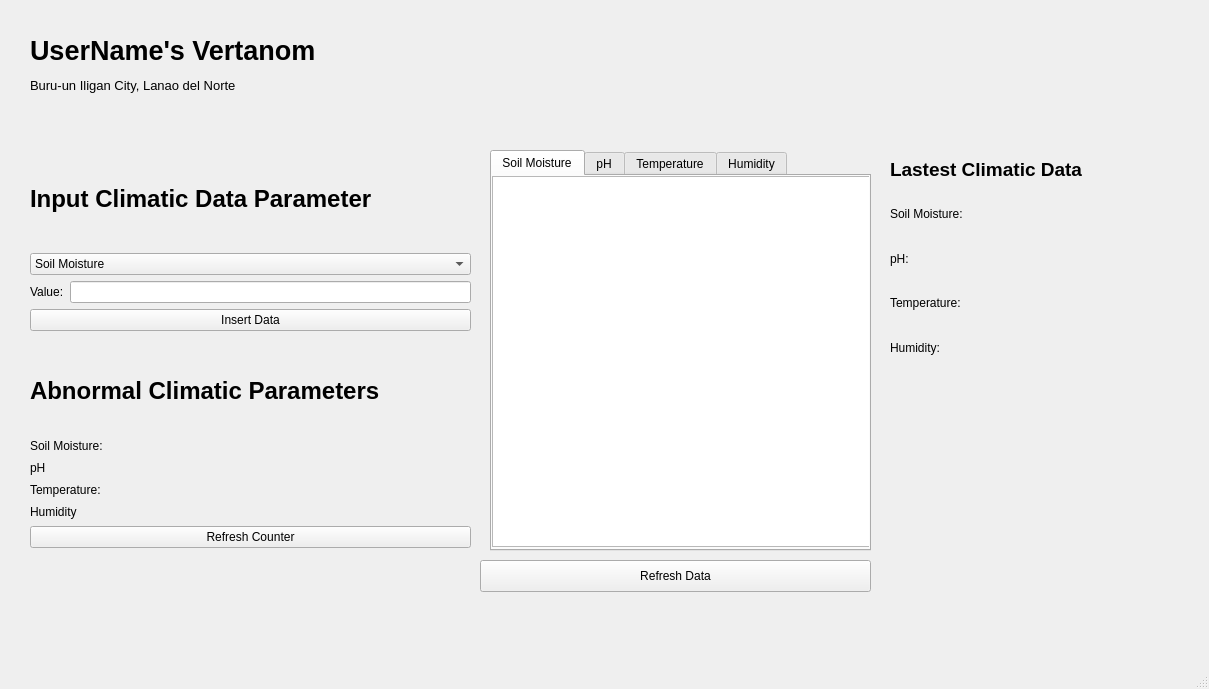
Before: the Qt Designer form mainpage.ui in ShaniceReih/Vertanom-final, drawn with Qt 5.
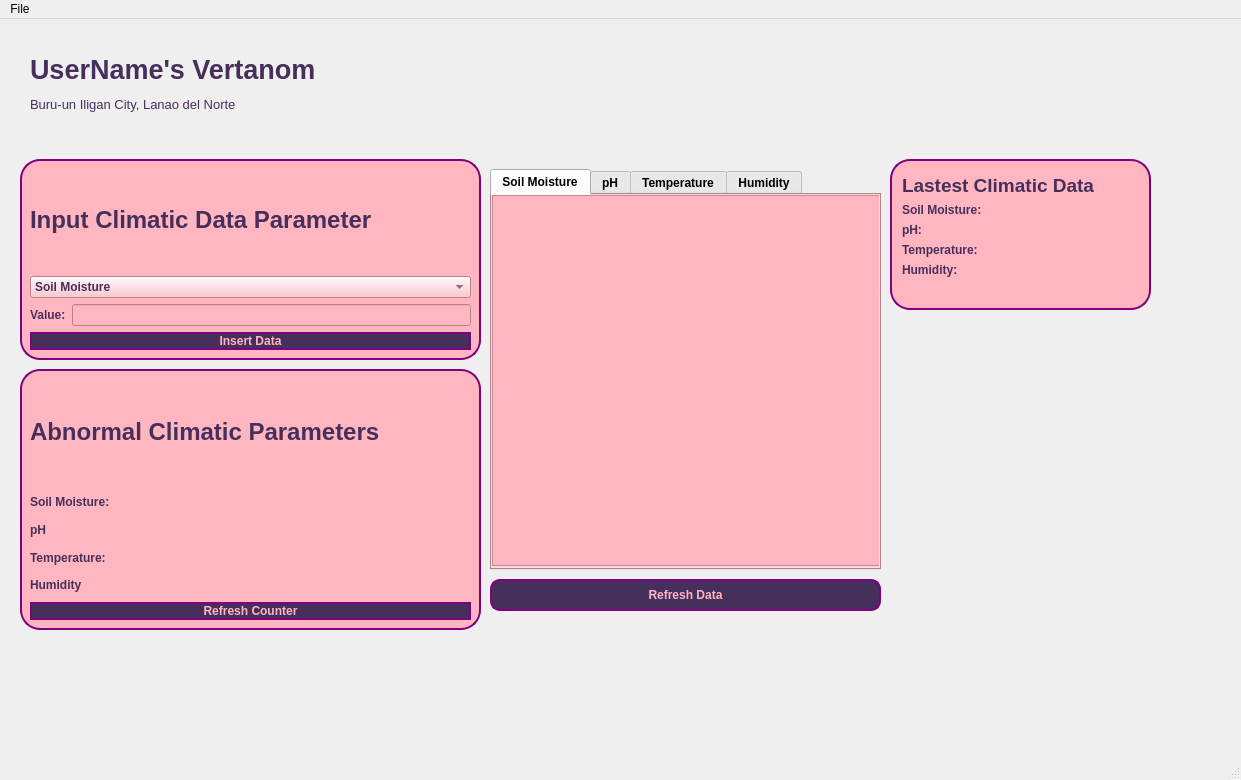
After: the same form once the commit is applied. The open tabs and pages were chosen to show the change.

Commit message: Abnormal Value Counter Added

Patch:
```diff
--- a/mainpage.ui
+++ b/mainpage.ui
@@ -6,8 +6,8 @@
    <rect>
     <x>0</x>
     <y>0</y>
-    <width>1209</width>
-    <height>689</height>
+    <width>1241</width>
+    <height>780</height>
    </rect>
   </property>
   <property name="windowTitle">
@@ -15,7 +15,7 @@
   </property>
   <property name="styleSheet">
    <string notr="true">MainPage{
-background-color: #013120;
+background-color: #AA91A9;
 }</string>
   </property>
   <widget class="QWidget" name="centralwidget">
@@ -34,6 +34,11 @@
       <bold>true</bold>
      </font>
     </property>
+    <property name="styleSheet">
+     <string notr="true">QLabel{
+color: #472F5B;
+}</string>
+    </property>
     <property name="text">
      <string>UserName's Vertanom</string>
     </property>
@@ -52,6 +57,11 @@
       <pointsize>10</pointsize>
      </font>
     </property>
+    <property name="styleSheet">
+     <string notr="true">QLabel{
+color: #472F5B;
+}</string>
+    </property>
     <property name="text">
      <string>Buru-un Iligan City, Lanao del Norte</string>
     </property>
@@ -61,10 +71,19 @@
      <rect>
       <x>490</x>
       <y>150</y>
-      <width>381</width>
+      <width>391</width>
       <height>401</height>
      </rect>
     </property>
+    <property name="styleSheet">
+     <string notr="true">QTabWidget{
+background-color: #FFB6C1;
+font-weight: bold;
+ border: 2px solid rgb(37, 39,48);
+   border-radius: 10px;
+   border-color: #800080;
+}</string>
+    </property>
     <property name="currentIndex">
      <number>3</number>
     </property>
@@ -77,10 +96,17 @@
        <rect>
         <x>0</x>
         <y>0</y>
-        <width>381</width>
+        <width>391</width>
         <height>371</height>
        </rect>
       </property>
+      <property name="styleSheet">
+       <string notr="true">QTableView{
+background-color: #FFB6C1;
+color: #472F5B;
+font-weight:bold;
+}</string>
+      </property>
      </widget>
     </widget>
     <widget class="QWidget" name="phTab">
@@ -126,216 +152,61 @@
         <height>371</height>
        </rect>
       </property>
-     </widget>
-    </widget>
-   </widget>
-   <widget class="QWidget" name="layoutWidget">
-    <property name="geometry">
-     <rect>
-      <x>30</x>
-      <y>150</y>
-      <width>441</width>
-      <height>181</height>
-     </rect>
-    </property>
-    <layout class="QVBoxLayout" name="verticalLayout_3">
-     <item>
-      <layout class="QVBoxLayout" name="verticalLayout_2">
-       <item>
-        <layout class="QVBoxLayout" name="verticalLayout">
-         <item>
-          <widget class="QLabel" name="label_3">
-           <property name="font">
-            <font>
-             <pointsize>18</pointsize>
-             <bold>true</bold>
-            </font>
-           </property>
-           <property name="text">
-            <string>Input Climatic Data Parameter</string>
-           </property>
-          </widget>
-         </item>
-         <item>
-          <widget class="QComboBox" name="comboBox">
            <property name="styleSheet">
-            <string notr="true"/>
-           </property>
-           <item>
-            <property name="text">
-             <string>Soil Moisture</string>
-            </property>
-           </item>
-           <item>
-            <property name="text">
-             <string>pH</string>
-            </property>
-           </item>
-           <item>
-            <property name="text">
-             <string>Temperature</string>
-            </property>
-           </item>
-           <item>
-            <property name="text">
-             <string>Humidity</string>
-            </property>
-           </item>
-          </widget>
-         </item>
-        </layout>
-       </item>
-       <item>
-        <layout class="QHBoxLayout" name="horizontalLayout">
-         <item>
-          <widget class="QLabel" name="label_4">
-           <property name="text">
-            <string>Value:</string>
-           </property>
-          </widget>
-         </item>
-         <item>
-          <widget class="QLineEdit" name="sensorValue"/>
-         </item>
-        </layout>
-       </item>
-      </layout>
-     </item>
-     <item>
-      <widget class="QPushButton" name="pushButton">
-       <property name="text">
-        <string>Insert Data</string>
-       </property>
-      </widget>
-     </item>
-    </layout>
-   </widget>
-   <widget class="QWidget" name="layoutWidget">
+       <string notr="true">QTableView{
+background-color: #FFB6C1;
+color: #472F5B;
+font-weight:bold;
+}</string>
+      </property>
+     </widget>
+    </widget>
+   </widget>
+   <widget class="QPushButton" name="reshData">
     <property name="geometry">
      <rect>
-      <x>30</x>
-      <y>350</y>
-      <width>441</width>
-      <height>198</height>
+      <x>490</x>
+      <y>560</y>
+      <width>391</width>
+      <height>32</height>
      </rect>
     </property>
-    <layout class="QVBoxLayout" name="verticalLayout_6">
-     <item>
-      <layout class="QVBoxLayout" name="verticalLayout_5">
-       <item>
-        <widget class="QLabel" name="label_5">
-         <property name="font">
-          <font>
-           <pointsize>18</pointsize>
-           <bold>true</bold>
-          </font>
+    <property name="styleSheet">
+     <string notr="true">QPushButton{
+color: #FFB6C1;
+background-color: #472F5B;
+font-weight: bold;
+ border: 2px solid rgb(37, 39,48);
+   border-radius: 10px;
+   border-color: #800080;
+}</string>
          </property>
          <property name="text">
-          <string>Abnormal Climatic Parameters</string>
-         </property>
-        </widget>
-       </item>
-       <item>
-        <layout class="QVBoxLayout" name="verticalLayout_4">
-         <item>
-          <layout class="QHBoxLayout" name="horizontalLayout_2">
-           <item>
-            <widget class="QLabel" name="label_6">
-             <property name="text">
-              <string>Soil Moisture:</string>
-             </property>
-            </widget>
-           </item>
-           <item>
-            <widget class="QLabel" name="label_7">
-             <property name="text">
-              <string>&lt;value&gt;</string>
-             </property>
-            </widget>
-           </item>
-          </layout>
-         </item>
-         <item>
-          <layout class="QHBoxLayout" name="horizontalLayout_3">
-           <item>
-            <widget class="QLabel" name="label_8">
-             <property name="text">
-              <string>pH</string>
-             </property>
-            </widget>
-           </item>
-           <item>
-            <widget class="QLabel" name="label_9">
-             <property name="text">
-              <string>&lt;value&gt;</string>
-             </property>
-            </widget>
-           </item>
-          </layout>
-         </item>
-         <item>
-          <layout class="QHBoxLayout" name="horizontalLayout_4">
-           <item>
-            <widget class="QLabel" name="label_10">
-             <property name="text">
-              <string>Temperature:</string>
-             </property>
-            </widget>
-           </item>
-           <item>
-            <widget class="QLabel" name="label_11">
-             <property name="text">
-              <string>&lt;value&gt;</string>
-             </property>
-            </widget>
-           </item>
-          </layout>
-         </item>
-         <item>
-          <layout class="QHBoxLayout" name="horizontalLayout_5">
-           <item>
-            <widget class="QLabel" name="label_12">
-             <property name="text">
-              <string>Humidity</string>
-             </property>
-            </widget>
-           </item>
-           <item>
-            <widget class="QLabel" name="label_13">
-             <property name="text">
-              <string>&lt;value&gt;</string>
-             </property>
-            </widget>
-           </item>
-          </layout>
-         </item>
-        </layout>
-       </item>
-      </layout>
-     </item>
-     <item>
-      <widget class="QPushButton" name="pushButton_2">
-       <property name="text">
-        <string>Refresh Counter</string>
-       </property>
-      </widget>
-     </item>
-    </layout>
-   </widget>
-   <widget class="QWidget" name="layoutWidget">
+     <string>Refresh Data</string>
+    </property>
+   </widget>
+   <widget class="QGroupBox" name="groupBox">
     <property name="geometry">
      <rect>
       <x>890</x>
-      <y>150</y>
-      <width>301</width>
-      <height>217</height>
+      <y>140</y>
+      <width>261</width>
+      <height>151</height>
      </rect>
     </property>
-    <property name="font">
-     <font>
-      <pointsize>9</pointsize>
-     </font>
+    <property name="styleSheet">
+     <string notr="true">QGroupBox{
+background-color: #FFB6C1;
+ border: 2px solid rgb(37, 39,48);
+   border-radius: 20px;
+   border-color: #800080;
+}</string>
     </property>
+    <property name="title">
+     <string/>
+    </property>
+    <layout class="QFormLayout" name="formLayout">
+     <item row="0" column="0">
     <layout class="QVBoxLayout" name="verticalLayout_7">
      <item>
       <widget class="QLabel" name="label_14">
@@ -345,6 +216,11 @@
          <bold>true</bold>
         </font>
        </property>
+         <property name="styleSheet">
+          <string notr="true">QLabel{
+color: #472F5B;
+}</string>
+         </property>
        <property name="text">
         <string>Lastest Climatic Data</string>
        </property>
@@ -357,9 +233,15 @@
          <property name="font">
           <font>
            <pointsize>9</pointsize>
-           <bold>false</bold>
-          </font>
-         </property>
+             <bold>true</bold>
+            </font>
+           </property>
+           <property name="styleSheet">
+            <string notr="true">QLabel{
+color: #472F5B;
+font-weight: bold;
+}</string>
+           </property>
          <property name="text">
           <string>Soil Moisture:</string>
          </property>
@@ -370,9 +252,15 @@
          <property name="font">
           <font>
            <pointsize>9</pointsize>
-           <bold>false</bold>
-          </font>
-         </property>
+             <bold>true</bold>
+            </font>
+           </property>
+           <property name="styleSheet">
+            <string notr="true">QLabel{
+color: #472F5B;
+font-weight: bold;
+}</string>
+           </property>
          <property name="text">
           <string>&lt;value&gt;</string>
          </property>
@@ -387,9 +275,15 @@
          <property name="font">
           <font>
            <pointsize>9</pointsize>
-           <bold>false</bold>
-          </font>
-         </property>
+             <bold>true</bold>
+            </font>
+           </property>
+           <property name="styleSheet">
+            <string notr="true">QLabel{
+color: #472F5B;
+font-weight: bold;
+}</string>
+           </property>
          <property name="text">
           <string>pH:</string>
          </property>
@@ -400,9 +294,15 @@
          <property name="font">
           <font>
            <pointsize>9</pointsize>
-           <bold>false</bold>
-          </font>
-         </property>
+             <bold>true</bold>
+            </font>
+           </property>
+           <property name="styleSheet">
+            <string notr="true">QLabel{
+color: #472F5B;
+font-weight: bold;
+}</string>
+           </property>
          <property name="text">
           <string>&lt;value&gt;</string>
          </property>
@@ -417,9 +317,15 @@
          <property name="font">
           <font>
            <pointsize>9</pointsize>
-           <bold>false</bold>
-          </font>
-         </property>
+             <bold>true</bold>
+            </font>
+           </property>
+           <property name="styleSheet">
+            <string notr="true">QLabel{
+color: #472F5B;
+font-weight: bold;
+}</string>
+           </property>
          <property name="text">
           <string>Temperature:</string>
          </property>
@@ -430,9 +336,15 @@
          <property name="font">
           <font>
            <pointsize>9</pointsize>
-           <bold>false</bold>
-          </font>
-         </property>
+             <bold>true</bold>
+            </font>
+           </property>
+           <property name="styleSheet">
+            <string notr="true">QLabel{
+color: #472F5B;
+font-weight: bold;
+}</string>
+           </property>
          <property name="text">
           <string>&lt;value&gt;</string>
          </property>
@@ -447,9 +359,15 @@
          <property name="font">
           <font>
            <pointsize>9</pointsize>
-           <bold>false</bold>
-          </font>
-         </property>
+             <bold>true</bold>
+            </font>
+           </property>
+           <property name="styleSheet">
+            <string notr="true">QLabel{
+color: #472F5B;
+font-weight: bold;
+}</string>
+           </property>
          <property name="text">
           <string>Humidity:</string>
          </property>
@@ -460,9 +378,15 @@
          <property name="font">
           <font>
            <pointsize>9</pointsize>
-           <bold>false</bold>
-          </font>
-         </property>
+             <bold>true</bold>
+            </font>
+           </property>
+           <property name="styleSheet">
+            <string notr="true">QLabel{
+color: #472F5B;
+font-weight: bold;
+}</string>
+           </property>
          <property name="text">
           <string>&lt;value&gt;</string>
          </property>
@@ -471,19 +395,340 @@
       </layout>
      </item>
     </layout>
+     </item>
+    </layout>
    </widget>
-   <widget class="QPushButton" name="refreshData">
+   <widget class="QGroupBox" name="groupBox_2">
     <property name="geometry">
      <rect>
-      <x>480</x>
-      <y>560</y>
-      <width>391</width>
-      <height>32</height>
+      <x>20</x>
+      <y>350</y>
+      <width>461</width>
+      <height>261</height>
      </rect>
     </property>
+    <property name="styleSheet">
+     <string notr="true">QGroupBox{
+background-color: #FFB6C1;
+ border: 2px solid rgb(37, 39,48);
+   border-radius: 20px;
+   border-color: #800080;
+}</string>
+    </property>
+    <property name="title">
+     <string/>
+    </property>
+    <widget class="QWidget" name="layoutWidget">
+     <property name="geometry">
+      <rect>
+       <x>10</x>
+       <y>10</y>
+       <width>441</width>
+       <height>241</height>
+      </rect>
+     </property>
+     <layout class="QVBoxLayout" name="verticalLayout_6">
+      <item>
+       <layout class="QVBoxLayout" name="verticalLayout_5">
+        <item>
+         <widget class="QLabel" name="label_5">
+          <property name="font">
+           <font>
+            <pointsize>18</pointsize>
+            <bold>true</bold>
+           </font>
+          </property>
+          <property name="styleSheet">
+           <string notr="true">QLabel{
+color: #472F5B;
+}</string>
+          </property>
     <property name="text">
-     <string>Refresh Data</string>
-    </property>
+           <string>Abnormal Climatic Parameters</string>
+          </property>
+         </widget>
+        </item>
+        <item>
+         <layout class="QVBoxLayout" name="verticalLayout_4">
+          <item>
+           <layout class="QHBoxLayout" name="horizontalLayout_2">
+            <item>
+             <widget class="QLabel" name="label_6">
+              <property name="styleSheet">
+               <string notr="true">QLabel{
+color: #472F5B;
+font-weight: bold;
+}</string>
+              </property>
+              <property name="text">
+               <string>Soil Moisture:</string>
+              </property>
+             </widget>
+            </item>
+            <item>
+             <widget class="QLabel" name="soilMoistureAbnormalCounter">
+              <property name="styleSheet">
+               <string notr="true">QLabel{
+color: #472F5B;
+font-weight: bold;
+}</string>
+              </property>
+              <property name="text">
+               <string>&lt;value&gt;</string>
+              </property>
+             </widget>
+            </item>
+           </layout>
+          </item>
+          <item>
+           <layout class="QHBoxLayout" name="horizontalLayout_3">
+            <item>
+             <widget class="QLabel" name="label_8">
+              <property name="styleSheet">
+               <string notr="true">QLabel{
+color: #472F5B;
+font-weight: bold;
+}</string>
+              </property>
+              <property name="text">
+               <string>pH</string>
+              </property>
+             </widget>
+            </item>
+            <item>
+             <widget class="QLabel" name="pHAbnormalCounter">
+              <property name="styleSheet">
+               <string notr="true">QLabel{
+color: #472F5B;
+font-weight: bold;
+}</string>
+              </property>
+              <property name="text">
+               <string>&lt;value&gt;</string>
+              </property>
+             </widget>
+            </item>
+           </layout>
+          </item>
+          <item>
+           <layout class="QHBoxLayout" name="horizontalLayout_4">
+            <item>
+             <widget class="QLabel" name="label_10">
+              <property name="styleSheet">
+               <string notr="true">QLabel{
+color: #472F5B;
+font-weight: bold;
+}</string>
+              </property>
+              <property name="text">
+               <string>Temperature:</string>
+              </property>
+             </widget>
+            </item>
+            <item>
+             <widget class="QLabel" name="temperatureAbnormalCounter">
+              <property name="styleSheet">
+               <string notr="true">QLabel{
+color: #472F5B;
+font-weight: bold;
+}</string>
+              </property>
+              <property name="text">
+               <string>&lt;value&gt;</string>
+              </property>
+             </widget>
+            </item>
+           </layout>
+          </item>
+          <item>
+           <layout class="QHBoxLayout" name="horizontalLayout_5">
+            <item>
+             <widget class="QLabel" name="label_12">
+              <property name="styleSheet">
+               <string notr="true">QLabel{
+color: #472F5B;
+font-weight: bold;
+}</string>
+              </property>
+              <property name="text">
+               <string>Humidity</string>
+              </property>
+             </widget>
+            </item>
+            <item>
+             <widget class="QLabel" name="humidityAbnormalCounter">
+              <property name="styleSheet">
+               <string notr="true">QLabel{
+color: #472F5B;
+font-weight: bold;
+}</string>
+              </property>
+              <property name="text">
+               <string>&lt;value&gt;</string>
+              </property>
+             </widget>
+            </item>
+           </layout>
+          </item>
+         </layout>
+        </item>
+       </layout>
+      </item>
+      <item>
+       <widget class="QPushButton" name="reshCounter">
+        <property name="styleSheet">
+         <string notr="true">QPushButton{
+color: #FFB6C1;
+background-color: #472F5B;
+font-weight: bold;
+ border: 2px solid rgb(37, 39,48);
+   border-radius: 10px;
+   border-color: #800080;
+}</string>
+        </property>
+        <property name="text">
+         <string>Refresh Counter</string>
+        </property>
+       </widget>
+      </item>
+     </layout>
+    </widget>
+   </widget>
+   <widget class="QGroupBox" name="groupBox_3">
+    <property name="geometry">
+     <rect>
+      <x>20</x>
+      <y>140</y>
+      <width>461</width>
+      <height>201</height>
+     </rect>
+    </property>
+    <property name="styleSheet">
+     <string notr="true">QGroupBox{
+background-color: #FFB6C1;
+ border: 2px solid rgb(37, 39,48);
+   border-radius: 20px;
+   border-color: #800080;
+}</string>
+    </property>
+    <property name="title">
+     <string/>
+    </property>
+    <widget class="QWidget" name="layoutWidget">
+     <property name="geometry">
+      <rect>
+       <x>10</x>
+       <y>10</y>
+       <width>441</width>
+       <height>181</height>
+      </rect>
+     </property>
+     <layout class="QVBoxLayout" name="verticalLayout_3">
+      <item>
+       <layout class="QVBoxLayout" name="verticalLayout_2">
+        <item>
+         <layout class="QVBoxLayout" name="verticalLayout">
+          <item>
+           <widget class="QLabel" name="label_3">
+            <property name="font">
+             <font>
+              <pointsize>18</pointsize>
+              <bold>true</bold>
+             </font>
+            </property>
+            <property name="styleSheet">
+             <string notr="true">QLabel{
+color: #472F5B;
+}</string>
+            </property>
+            <property name="text">
+             <string>Input Climatic Data Parameter</string>
+            </property>
+           </widget>
+          </item>
+          <item>
+           <widget class="QComboBox" name="comboBox">
+            <property name="styleSheet">
+             <string notr="true">QComboBox {
+    color: #472F5B;
+    font-weight: bold;
+    background-color: #FFB6C1;
+}
+
+</string>
+            </property>
+            <item>
+             <property name="text">
+              <string>Soil Moisture</string>
+             </property>
+            </item>
+            <item>
+             <property name="text">
+              <string>pH</string>
+             </property>
+            </item>
+            <item>
+             <property name="text">
+              <string>Temperature</string>
+             </property>
+            </item>
+            <item>
+             <property name="text">
+              <string>Humidity</string>
+             </property>
+            </item>
+           </widget>
+          </item>
+         </layout>
+        </item>
+        <item>
+         <layout class="QHBoxLayout" name="horizontalLayout">
+          <item>
+           <widget class="QLabel" name="label_4">
+            <property name="styleSheet">
+             <string notr="true">QLabel{
+color: #472F5B;
+font-weight: bold;
+}</string>
+            </property>
+            <property name="text">
+             <string>Value:</string>
+            </property>
+           </widget>
+          </item>
+          <item>
+           <widget class="QLineEdit" name="sensorValue">
+            <property name="styleSheet">
+             <string notr="true">QLineEdit{
+background-color: #FFB6C1;
+color: #472F5B;
+}</string>
+            </property>
+           </widget>
+          </item>
+         </layout>
+        </item>
+       </layout>
+      </item>
+      <item>
+       <widget class="QPushButton" name="pushButton">
+        <property name="styleSheet">
+         <string notr="true">QPushButton{
+color: #FFB6C1;
+background-color: #472F5B;
+font-weight: bold;
+ border: 2px solid rgb(37, 39,48);
+   border-radius: 10px;
+   border-color: #800080;
+}</string>
+        </property>
+        <property name="text">
+         <string>Insert Data</string>
+        </property>
+       </widget>
+      </item>
+     </layout>
+    </widget>
    </widget>
   </widget>
   <widget class="QMenuBar" name="menubar">
@@ -491,15 +736,21 @@
     <rect>
      <x>0</x>
      <y>0</y>
-     HEAD
-     <width>1209</width>
+     <width>1241</width>
      <height>25</height>
-=======
-     <width>1362</width>
-     <height>24</height>
->>>>>>> 9890d8edfa30ecdc68aee62a4bb6ec432dc62143
     </rect>
    </property>
+   <widget class="QMenu" name="menuFile">
+    <property name="title">
+     <string>File</string>
+    </property>
+    <addaction name="actionUser_profile"/>
+    <addaction name="actionAbout"/>
+    <addaction name="separator"/>
+    <addaction name="separator"/>
+    <addaction name="actionExit"/>
+   </widget>
+   <addaction name="menuFile"/>
   </widget>
   <widget class="QStatusBar" name="statusbar"/>
  </widget>
```
Left out of the diff: 39 changed lines with no effect on the pictures. Lines whose indentation alone changed are shown as unchanged. The commit also changes 41 other files.
